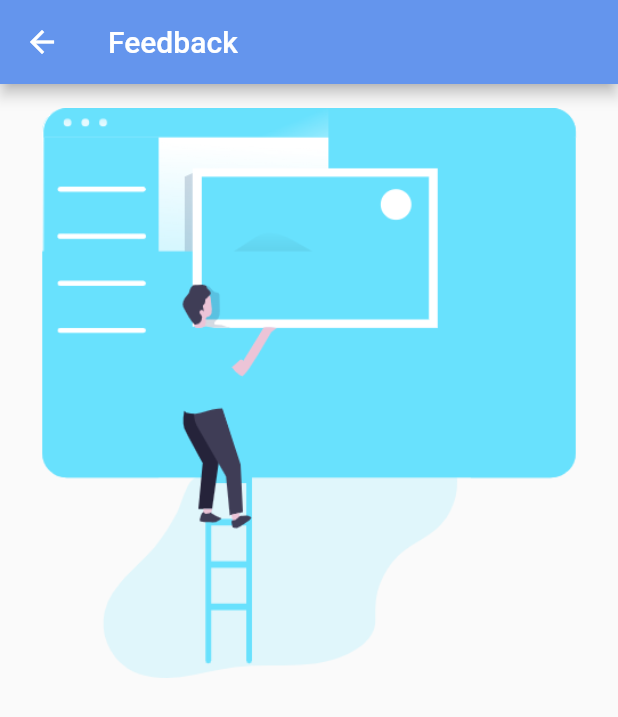
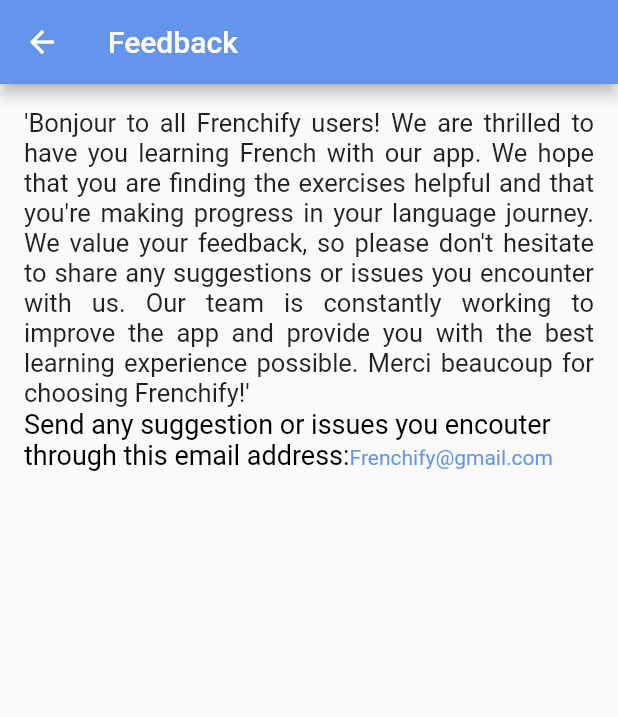
Before and after one commit to Bonnahjohn/frenchify, a Flutter app: the Feedbacks screen opened by its route, on a phone screen of 412 x 824 dp. Shown: the top 717 px of the screen. Run offline on Flutter 3.47's test engine with Material 2 defaults, Android fonts, the phone set to English and light mode, and no system bars; Roboto replaces fonts that are missing (Arial).

Commit message:
feedback section content is provide except the email address sender

```diff
--- a/lib/Pages/feedback.dart
+++ b/lib/Pages/feedback.dart
@@ -1,5 +1,6 @@
 // ignore_for_file: unused_import
 
+import 'package:flutter/gestures.dart';
 import 'package:flutter/material.dart';
 import 'package:frenchify/main.dart';
 
@@ -19,7 +20,27 @@
         child: SingleChildScrollView(
           child: Column(
             children: [
-              Image.asset('assets/images/ok.png', fit: BoxFit.fitHeight)
+              const Text(
+                "'Bonjour to all Frenchify users! We are thrilled to have you learning French with our app. We hope that you are finding the exercises helpful and that you're making progress in your language journey. We value your feedback, so please don't hesitate to share any suggestions or issues you encounter with us. Our team is constantly working to improve the app and provide you with the best learning experience possible. Merci beaucoup for choosing Frenchify!'",
+                style: TextStyle(fontSize: 17, fontFamily: 'Arial'),
+                textAlign: TextAlign.justify,
+                overflow: TextOverflow.clip,
+                strutStyle: StrutStyle(
+                    leadingDistribution: TextLeadingDistribution.proportional),
+              ),
+              RichText(
+                  text: TextSpan(children: [
+                const TextSpan(
+                  text:
+                      'Send any suggestion or issues you encouter through this email address:',
+                  style: TextStyle(color: Colors.black, fontSize: 18),
+                ),
+                TextSpan(
+                    text: 'Frenchify@gmail.com',
+                    style: const TextStyle(
+                        color: Color.fromRGBO(100, 149, 237, 1)),
+                    recognizer: TapGestureRecognizer()..onTap = () {}),
+              ]))
             ],
           ),
         ),
--- a/lib/main.dart
+++ b/lib/main.dart
@@ -62,7 +62,7 @@
                     top: 50,
                     // right: 20,
                     child: SizedBox(
-                      width: 400,
+                      width: 350,
                       child: Text(
                         'Frenchify French Learning App',
                         style: TextStyle(
@@ -77,10 +77,10 @@
                     top: 200,
                     left: 5,
                     child: SizedBox(
-                      width: 400,
+                      width: 375,
                       child: Text(
                         'Bonjour! Frenchify is the perfect app for anyone looking to learn or improve their French language skills, with its user-friendly interface and innovative features making learning fun and interactive.',
-                        style: TextStyle(color: Colors.white, fontSize: 19),
+                        style: TextStyle(color: Colors.white, fontSize: 17),
                         overflow: TextOverflow.clip,
                         textAlign: TextAlign.justify,
                         textScaleFactor: 1.2,
```
Also changed, not shown: lib/Pages/home.dart (+32 -21 lines).
